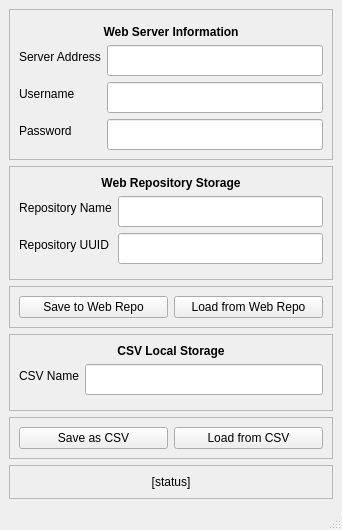
Qt form export.ui (daftpy/honorableTag) before a commit.
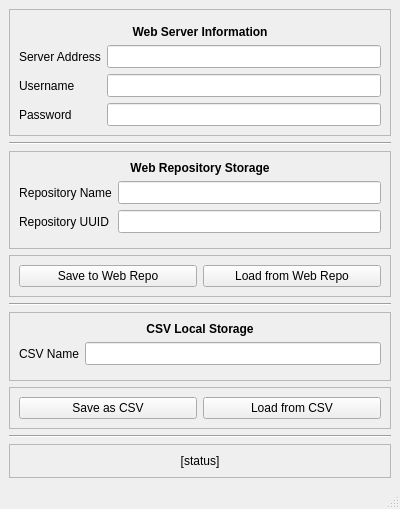
The same form after that commit.

Commit message: HonorableTag saves all rects before exporting a project. Tweaked ExportWindow ui.

Diff of the .ui file:
```diff
--- a/export.ui
+++ b/export.ui
@@ -6,14 +6,14 @@
    <rect>
     <x>0</x>
     <y>0</y>
-    <width>342</width>
-    <height>410</height>
+    <width>400</width>
+    <height>411</height>
    </rect>
   </property>
   <property name="maximumSize">
    <size>
-    <width>16777215</width>
-    <height>410</height>
+    <width>600</width>
+    <height>411</height>
    </size>
   </property>
   <property name="windowTitle">
@@ -51,7 +51,7 @@
            </property>
            <property name="font">
             <font>
-             <pointsize>14</pointsize>
+             <pointsize>10</pointsize>
             </font>
            </property>
           </widget>
@@ -96,7 +96,7 @@
            </property>
            <property name="font">
             <font>
-             <pointsize>14</pointsize>
+             <pointsize>10</pointsize>
             </font>
            </property>
           </widget>
@@ -118,7 +118,7 @@
            </property>
            <property name="font">
             <font>
-             <pointsize>14</pointsize>
+             <pointsize>10</pointsize>
             </font>
            </property>
           </widget>
@@ -126,6 +126,13 @@
         </layout>
        </widget>
       </item>
+      <item>
+       <widget class="Line" name="line">
+        <property name="orientation">
+         <enum>Qt::Horizontal</enum>
+        </property>
+       </widget>
+      </item>
       <item>
        <widget class="QFrame" name="frame_2">
         <property name="sizePolicy">
@@ -154,7 +161,7 @@
            </property>
            <property name="font">
             <font>
-             <pointsize>14</pointsize>
+             <pointsize>10</pointsize>
             </font>
            </property>
           </widget>
@@ -202,7 +209,7 @@
            </property>
            <property name="font">
             <font>
-             <pointsize>14</pointsize>
+             <pointsize>10</pointsize>
             </font>
            </property>
           </widget>
@@ -246,6 +253,13 @@
         </layout>
        </widget>
       </item>
+      <item>
+       <widget class="Line" name="line_2">
+        <property name="orientation">
+         <enum>Qt::Horizontal</enum>
+        </property>
+       </widget>
+      </item>
       <item>
        <widget class="QFrame" name="frame_4">
         <property name="sizePolicy">
@@ -274,7 +288,7 @@
            </property>
            <property name="font">
             <font>
-             <pointsize>14</pointsize>
+             <pointsize>10</pointsize>
             </font>
            </property>
           </widget>
@@ -341,6 +355,13 @@
         </layout>
        </widget>
       </item>
+      <item>
+       <widget class="Line" name="line_3">
+        <property name="orientation">
+         <enum>Qt::Horizontal</enum>
+        </property>
+       </widget>
+      </item>
       <item>
        <widget class="QFrame" name="frame_6">
         <property name="frameShape">
```
Left out of the diff: 2 changed lines with no effect on the pictures. The commit also changes 3 other files.
